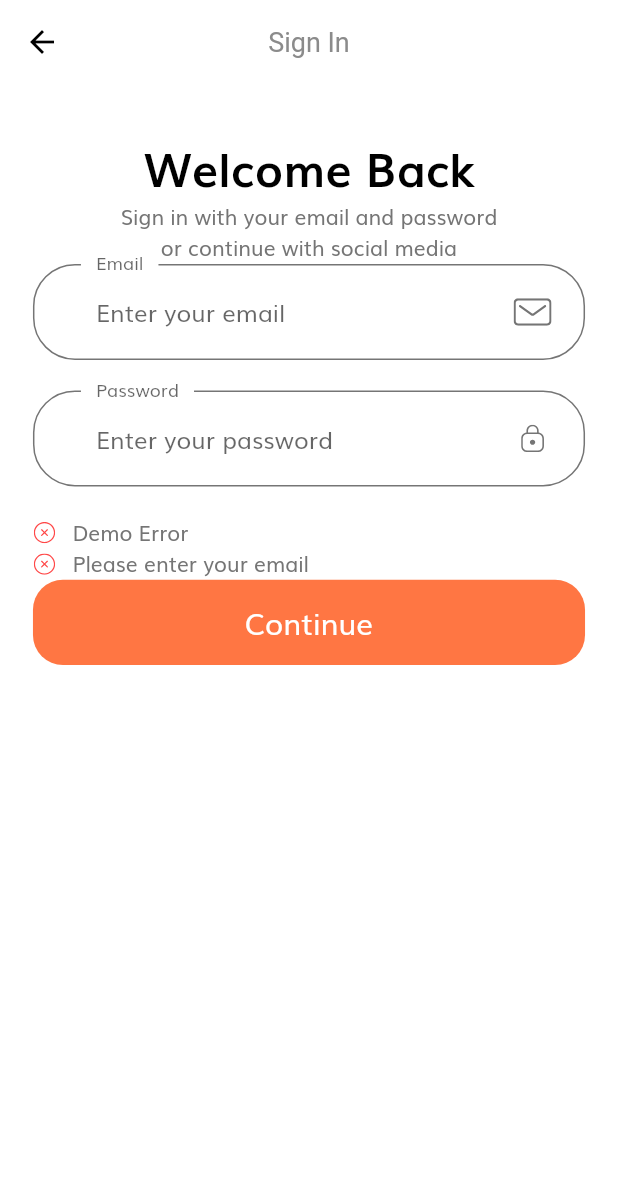
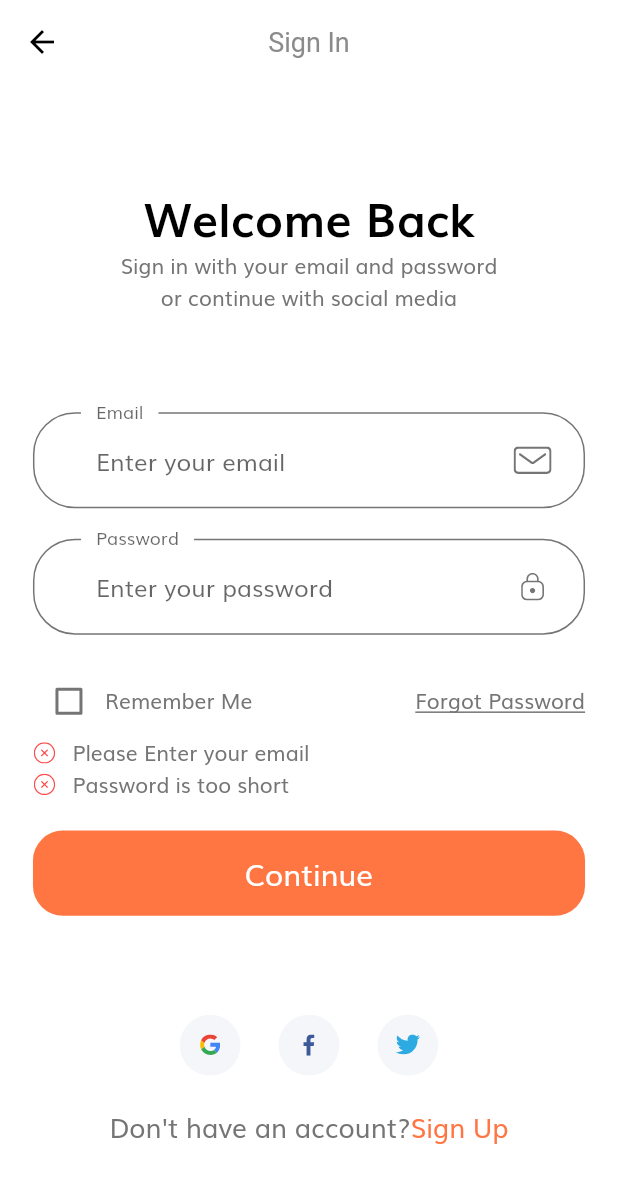
Before and after one commit to Sir-Nath/E-commerce-App-UI, a Flutter app: the SignInScreen screen opened by its route, after a tap on "Continue", on a phone screen of 412 x 824 dp. Shown: the top 1183 px of the screen. Run offline on Flutter 3.47's test engine with Material 2 defaults, Android fonts, the light colour scheme and no system bars; our stand-ins replace flutter_svg.

Commit message:
second commit

```diff
--- a/lib/components/custom_suffix_icon.dart
+++ b/lib/components/custom_suffix_icon.dart
@@ -1,6 +1,5 @@
 import 'package:flutter/material.dart';
 import 'package:flutter_svg/svg.dart';
-
 import '../size_config.dart';
 
 class CustomSuffixIcon extends StatelessWidget {
--- a/lib/components/default_button.dart
+++ b/lib/components/default_button.dart
@@ -1,5 +1,4 @@
 import 'package:flutter/material.dart';
-
 import '../constants.dart';
 import '../size_config.dart';
 
--- a/lib/components/form_error.dart
+++ b/lib/components/form_error.dart
@@ -1,5 +1,4 @@
 import 'package:flutter_svg/svg.dart';
-
 import '../size_config.dart';
 import 'package:flutter/material.dart';
 
--- /dev/null
+++ b/lib/components/no_account_text.dart
@@ -0,0 +1,31 @@
+import 'package:flutter/material.dart';
+
+import '../constants.dart';
+import '../screens/forgot_password/forgot_password_screen.dart';
+import '../size_config.dart';
+class NoAccountText extends StatelessWidget {
+  const NoAccountText({
+    Key? key,
+  }) : super(key: key);
+
+  @override
+  Widget build(BuildContext context) {
+    return Row(
+      mainAxisAlignment: MainAxisAlignment.center,
+      children: [
+        Text('Don\'t have an account?',
+          style: TextStyle(
+              fontSize: getProportionateScreenWidth(16)
+          ),),
+        GestureDetector(
+          onTap: () => Navigator.popAndPushNamed(context, ForgotPasswordScreen.routeName),
+          child: Text('Sign Up',
+            style: TextStyle(
+                fontSize: getProportionateScreenWidth(16),
+                color: kPrimaryColor
+            ),),
+        ),
+      ],
+    );
+  }
+}
--- /dev/null
+++ b/lib/components/social_card.dart
@@ -0,0 +1,30 @@
+import 'package:flutter/material.dart';
+import 'package:flutter_svg/svg.dart';
+import '../size_config.dart';
+
+class SocialCard extends StatelessWidget {
+  final String icons;
+  final VoidCallback press;
+
+  const SocialCard({
+    Key? key,
+    required this.icons,
+    required this.press,
+  }) : super(key: key);
+
+  @override
+  Widget build(BuildContext context) {
+    return GestureDetector(
+      onTap: press,
+      child: Container(
+        margin: EdgeInsets.symmetric(horizontal: getProportionateScreenWidth(10)),
+        padding: EdgeInsets.all(getProportionateScreenWidth(12)),
+        height: getProportionateScreenHeight(40),
+        width: getProportionateScreenWidth(40),
+        decoration:
+        const BoxDecoration(color: Color(0xFFF5F6F9), shape: BoxShape.circle),
+        child: SvgPicture.asset(icons),
+      ),
+    );
+  }
+}
--- a/lib/constants.dart
+++ b/lib/constants.dart
@@ -22,14 +22,14 @@
 //
 // const defaultDuration = Duration(milliseconds: 250);
 //
-// // Form Error
-// final RegExp emailValidatorRegExp =
-//     RegExp(r"^[a-zA-Z0-9.]+@[a-zA-Z0-9]+\.[a-zA-Z]+");
-// const String kEmailNullError = "Please Enter your email";
-// const String kInvalidEmailError = "Please Enter Valid Email";
-// const String kPassNullError = "Please Enter your password";
-// const String kShortPassError = "Password is too short";
-// const String kMatchPassError = "Passwords don't match";
+// Form Error
+final RegExp emailValidatorRegExp =
+    RegExp(r"^[a-zA-Z0-9.]+@[a-zA-Z0-9]+\.[a-zA-Z]+");
+const String kEmailNullError = "Please Enter your email";
+const String kInvalidEmailError = "Please Enter Valid Email";
+const String kPassNullError = "Please Enter your password";
+const String kShortPassError = "Password is too short";
+const String kMatchPassError = "Passwords don't match";
 // const String kNamelNullError = "Please Enter your name";
 // const String kPhoneNumberNullError = "Please Enter your phone number";
 // const String kAddressNullError = "Please Enter your address";
--- a/lib/routs.dart
+++ b/lib/routs.dart
@@ -1,3 +1,4 @@
+import 'package:e_commerce_app_ui/screens/forgot_password/forgot_password_screen.dart';
 import 'package:e_commerce_app_ui/screens/sign_up/sign_in_screen.dart';
 import 'package:e_commerce_app_ui/screens/splash/splash_screen.dart';
 import 'package:flutter/material.dart';
@@ -5,4 +6,5 @@
 final Map<String, WidgetBuilder> routes = {
   SplashScreen.routeName: (context) => SplashScreen(),
   SignInScreen.routeName: (context) => SignInScreen(),
+  ForgotPasswordScreen.routeName : (context) => ForgotPasswordScreen()
 };
--- a/lib/screens/sign_up/components/body.dart
+++ b/lib/screens/sign_up/components/body.dart
@@ -1,12 +1,19 @@
 import 'package:e_commerce_app_ui/components/default_button.dart';
+import 'package:e_commerce_app_ui/constants.dart';
+import 'package:e_commerce_app_ui/components/social_card.dart';
+import 'package:flutter/cupertino.dart';
 import 'package:flutter/material.dart';
 import 'package:flutter_svg/svg.dart';
-
 import '../../../components/custom_suffix_icon.dart';
 import '../../../components/form_error.dart';
+import '../../../components/no_account_text.dart';
 import '../../../size_config.dart';
+import '../../forgot_password/forgot_password_screen.dart';
+import '../sign_form.dart';
 
 class Body extends StatelessWidget {
+  const Body({Key? key}) : super(key: key);
+
   @override
   Widget build(BuildContext context) {
     return SafeArea(
@@ -18,7 +25,7 @@
           child: SingleChildScrollView(
             child: Column(
               children: [
-                SizedBox(height: SizeConfig.screenHeight * 0.04),
+                SizedBox(height: SizeConfig.screenHeight * 0.08),
                 Text(
                   "Welcome Back",
                   style: TextStyle(
@@ -27,33 +34,33 @@
                     fontWeight: FontWeight.bold,
                   ),
                 ),
-                Text(
+                const Text(
                   "Sign in with your email and password  \nor continue with social media",
                   textAlign: TextAlign.center,
                 ),
-                SignForm()
-                // SizedBox(height: SizeConfig.screenHeight * 0.08),
-                // SignForm(),
-                // SizedBox(height: SizeConfig.screenHeight * 0.08),
-                // Row(
-                //   mainAxisAlignment: MainAxisAlignment.center,
-                //   children: [
-                //     SocalCard(
-                //       icon: "assets/icons/google-icon.svg",
-                //       press: () {},
-                //     ),
-                //     SocalCard(
-                //       icon: "assets/icons/facebook-2.svg",
-                //       press: () {},
-                //     ),
-                //     SocalCard(
-                //       icon: "assets/icons/twitter.svg",
-                //       press: () {},
-                //     ),
-                //   ],
-                // ),
-                // SizedBox(height: getProportionateScreenHeight(20)),
-                // NoAccountText(),
+                SizedBox(height: SizeConfig.screenHeight * 0.08),
+                const SignForm(),
+                SizedBox(height: SizeConfig.screenHeight * 0.08),
+                Row(
+                  mainAxisAlignment: MainAxisAlignment.center,
+                  children: [
+                    SocialCard(
+                      icons: "assets/icons/google-icon.svg",
+                      press: () {},
+                    ),
+                    SocialCard(
+                      icons: "assets/icons/facebook-2.svg",
+                      press: () {},
+                    ),
+                    SocialCard(
+                      icons: "assets/icons/twitter.svg",
+                      press: () {},
+                    ),
+                    // NoAccountText(),
+                  ],
+                ),
+                SizedBox(height: getProportionateScreenHeight(20)),
+                const NoAccountText()
               ],
             ),
           ),
@@ -62,63 +69,3 @@
     );
   }
 }
-
-class SignForm extends StatefulWidget {
-  const SignForm({Key? key}) : super(key: key);
-
-  @override
-  State<SignForm> createState() => _SignFormState();
-}
-
-class _SignFormState extends State<SignForm> {
-  final _formKey = GlobalKey<FormState>();
-  final List<String> errors = ['Demo Error'];
-  @override
-  Widget build(BuildContext context) {
-    return Form(
-      key: _formKey,
-      child: Column(
-        children: [
-          buildEmailFormField(),
-          SizedBox(height: getProportionateScreenHeight(20)),
-          buildPasswordFormField(),
-          SizedBox(height: getProportionateScreenHeight(20)),
-          FormError(errors: errors),
-          DefaultButton(text: 'Continue', press: (){
-            if(_formKey.currentState!.validate()){
-              _formKey.currentState!.save();
-            }
-          },)
-        ],
-      ),
-    );
-  }
-
-  TextFormField buildPasswordFormField() {
-    return TextFormField(
-          obscureText: true,
-            decoration: const InputDecoration(
-                labelText: 'Password',
-                hintText: 'Enter your password',
-                floatingLabelBehavior: FloatingLabelBehavior.always,
-                suffixIcon: CustomSuffixIcon(svgIcon: 'assets/icons/Lock.svg',)));
-  }
-
-  TextFormField buildEmailFormField() {
-    return TextFormField(
-          keyboardType: TextInputType.emailAddress,
-            validator: (value){
-            if (value!.isEmpty){
-              setState(() {
-                errors.add('Please enter your email');
-              });
-            }
-            return null;
-            },
-            decoration: const InputDecoration(
-                labelText: 'Email',
-                hintText: 'Enter your email',
-                floatingLabelBehavior: FloatingLabelBehavior.always,
-                suffixIcon: CustomSuffixIcon(svgIcon: 'assets/icons/Mail.svg',)));
-  }
-}
--- /dev/null
+++ b/lib/screens/sign_up/sign_form.dart
@@ -0,0 +1,136 @@
+import 'package:flutter/material.dart';
+import '../../components/custom_suffix_icon.dart';
+import '../../components/default_button.dart';
+import '../../components/form_error.dart';
+import '../../constants.dart';
+import '../../size_config.dart';
+
+class SignForm extends StatefulWidget {
+  const SignForm({Key? key}) : super(key: key);
+
+  @override
+  State<SignForm> createState() => _SignFormState();
+}
+
+class _SignFormState extends State<SignForm> {
+  final _formKey = GlobalKey<FormState>();
+  late String email;
+  late String password;
+  bool remember = false;
+  final List<String> errors = [];
+  @override
+  Widget build(BuildContext context) {
+    return Form(
+      key: _formKey,
+      child: Column(
+        children: [
+          buildEmailFormField(),
+          SizedBox(height: getProportionateScreenHeight(20)),
+          buildPasswordFormField(),
+          SizedBox(height: getProportionateScreenHeight(20)),
+          Row(
+            children: [
+              Checkbox(value: remember,
+                  activeColor: kPrimaryColor,
+                  onChanged: (value) {
+                    setState(() {
+                      remember = value!;
+                    }
+                    );
+                  }),
+              const Text('Remember Me'),
+              const Spacer(),
+              const Text('Forgot Password', style: TextStyle(decoration: TextDecoration.underline),)
+            ],
+          ),
+          FormError(errors: errors),
+          SizedBox(height: getProportionateScreenHeight(20)),
+          DefaultButton(
+            text: 'Continue',
+            press: () {
+              if (_formKey.currentState!.validate()) {
+                _formKey.currentState!.save();
+              }
+            },
+          )
+        ],
+      ),
+    );
+  }
+
+  TextFormField buildPasswordFormField() {
+    return TextFormField(
+        obscureText: true,
+        onSaved: (newvalue) => password = newvalue!,
+        onChanged: (value) {
+          if (value.isNotEmpty && errors.contains(kShortPassError)) {
+            setState(() {
+              errors.remove(kShortPassError);
+            });
+          } else if (value.length >= 8 && errors.contains(kShortPassError)) {
+            setState(() {
+              errors.remove(kShortPassError);
+            });
+          }
+          return null;
+        },
+        validator: (value) {
+          if (value!.isEmpty && !errors.contains(kShortPassError)) {
+            setState(() {
+              errors.add(kShortPassError);
+            });
+          } else if (value.length < 8 && !errors.contains(kShortPassError)) {
+            setState(() {
+              errors.add(kShortPassError);
+            });
+          }
+          return null;
+        },
+        decoration: const InputDecoration(
+            labelText: 'Password',
+            hintText: 'Enter your password',
+            floatingLabelBehavior: FloatingLabelBehavior.always,
+            suffixIcon: CustomSuffixIcon(
+              svgIcon: 'assets/icons/Lock.svg',
+            )));
+  }
+
+  TextFormField buildEmailFormField() {
+    return TextFormField(
+        keyboardType: TextInputType.emailAddress,
+        onSaved: (newvalue) => email = newvalue!,
+        onChanged: (value) {
+          if (value.isNotEmpty && errors.contains(kEmailNullError)) {
+            setState(() {
+              errors.remove(kEmailNullError);
+            });
+          } else if (emailValidatorRegExp.hasMatch(value) &&
+              errors.contains(kInvalidEmailError)) {
+            setState(() {
+              errors.remove(kInvalidEmailError);
+            });
+          }
+          return null;
+        },
+        validator: (value) {
+          if (value!.isEmpty && !errors.contains(kEmailNullError)) {
+            setState(() {
+              errors.add(kEmailNullError);
+            });
+          } else if (!emailValidatorRegExp.hasMatch(value) &&
+              !errors.contains(kInvalidEmailError)) {
+            setState(() {
+              errors.add(kInvalidEmailError);
+            });
+          }
+          return null;
+        },
+        decoration: const InputDecoration(
+            labelText: 'Email',
+            hintText: 'Enter your email',
+            floatingLabelBehavior: FloatingLabelBehavior.always,
+            suffixIcon: CustomSuffixIcon(
+              svgIcon: 'assets/icons/Mail.svg',
+            )));
+  }
+}
--- a/lib/screens/sign_up/sign_in_screen.dart
+++ b/lib/screens/sign_up/sign_in_screen.dart
@@ -1,19 +1,18 @@
 import 'package:flutter/material.dart';
-
 import '../sign_up/components/body.dart';
 //import 'components/body.dart';
 
 class SignInScreen extends StatelessWidget {
   static String routeName = "/sign_in";
 
-  SignInScreen({Key? key}) : super(key: key);
+  const SignInScreen({Key? key}) : super(key: key);
   @override
   Widget build(BuildContext context) {
     return Scaffold(
       appBar: AppBar(
-        title: Text("Sign In"),
+        title: const Text("Sign In"),
       ),
-      body: Body(),
+      body: const Body(),
     );
   }
 }
```
Also changed, not shown: lib/screens/forgot_password/components/body.dart (added, +107 -0 lines), lib/screens/forgot_password/forgot_password_screen.dart (added, +18 -0 lines).
